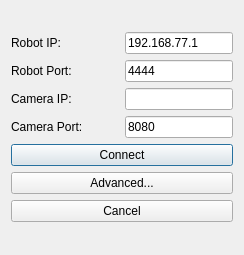
This is connectForm.ui in trikset/trik-desktop-gamepad as Qt 5 draws it before an edit. The edited form follows.
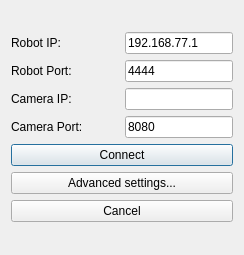
This is the edited form.

Patch:
```diff
--- a/connectForm.ui
+++ b/connectForm.ui
@@ -154,7 +154,7 @@
           <bool>false</bool>
          </property>
          <property name="text">
-          <string>Advanced...</string>
+          <string>Advanced settings...</string>
          </property>
         </widget>
        </item>
```
